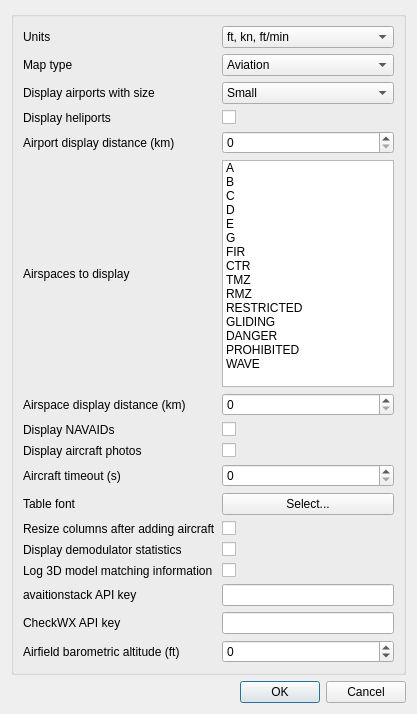
First picture: the form in plugins/channelrx/demodadsb/adsbdemoddisplaydialog.ui, repository f4exb/sdrangel, before the edit.
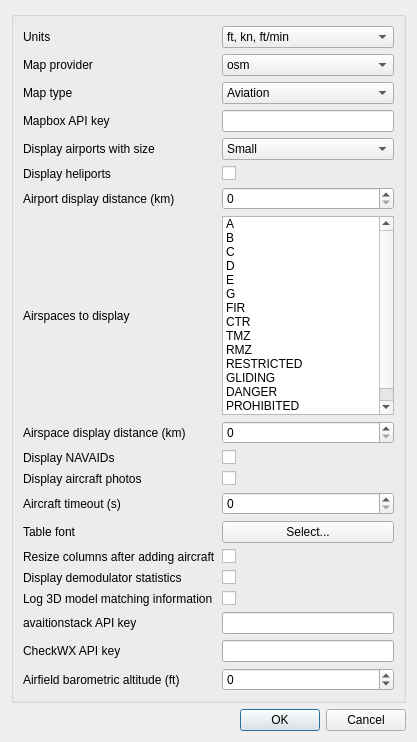
Second picture: the form after the edit.

The edit to the form file:
```diff
--- a/plugins/channelrx/demodadsb/adsbdemoddisplaydialog.ui
+++ b/plugins/channelrx/demodadsb/adsbdemoddisplaydialog.ui
@@ -7,7 +7,7 @@
     <x>0</x>
     <y>0</y>
     <width>417</width>
-    <height>714</height>
+    <height>742</height>
    </rect>
   </property>
   <property name="font">
@@ -22,7 +22,166 @@
    <item>
     <widget class="QGroupBox" name="groupBox">
      <layout class="QGridLayout" name="gridLayout">
+      <item row="20" column="1">
+       <widget class="QSpinBox" name="airfieldElevation">
+        <property name="toolTip">
+         <string>Barometric altitude reported by aircraft when on airfield surface</string>
+        </property>
+        <property name="minimum">
+         <number>-10000</number>
+        </property>
+        <property name="maximum">
+         <number>30000</number>
+        </property>
+        <property name="singleStep">
+         <number>10</number>
+        </property>
+       </widget>
+      </item>
+      <item row="9" column="0">
+       <widget class="QLabel" name="displayNavAids">
+        <property name="text">
+         <string>Display NAVAIDs</string>
+        </property>
+       </widget>
+      </item>
       <item row="10" column="1">
+       <widget class="QCheckBox" name="photos">
+        <property name="toolTip">
+         <string>Download and display photos of highlighted aircraft</string>
+        </property>
+        <property name="text">
+         <string/>
+        </property>
+       </widget>
+      </item>
+      <item row="15" column="1">
+       <widget class="QCheckBox" name="autoResizeTableColumns">
+        <property name="toolTip">
+         <string>Resize the columns in the table after an aircraft is added to it</string>
+        </property>
+        <property name="text">
+         <string/>
+        </property>
+       </widget>
+      </item>
+      <item row="17" column="1">
+       <widget class="QCheckBox" name="verboseModelMatching">
+        <property name="toolTip">
+         <string>Log information about how aircraft are matched to 3D models</string>
+        </property>
+        <property name="text">
+         <string/>
+        </property>
+       </widget>
+      </item>
+      <item row="8" column="1">
+       <widget class="QSpinBox" name="airspaceRange">
+        <property name="toolTip">
+         <string>Displays airspace within the specified distance in kilometres from My Position</string>
+        </property>
+        <property name="maximum">
+         <number>20000</number>
+        </property>
+       </widget>
+      </item>
+      <item row="16" column="0">
+       <widget class="QLabel" name="displayStatsLabel">
+        <property name="text">
+         <string>Display demodulator statistics</string>
+        </property>
+       </widget>
+      </item>
+      <item row="9" column="1">
+       <widget class="QCheckBox" name="navAids">
+        <property name="toolTip">
+         <string>Display NAVAIDs such as VORs and NDBs</string>
+        </property>
+        <property name="text">
+         <string/>
+        </property>
+       </widget>
+      </item>
+      <item row="2" column="0">
+       <widget class="QLabel" name="mapTypeLabel">
+        <property name="text">
+         <string>Map type</string>
+        </property>
+       </widget>
+      </item>
+      <item row="6" column="0">
+       <widget class="QLabel" name="airportRangeLabel">
+        <property name="text">
+         <string>Airport display distance (km)</string>
+        </property>
+       </widget>
+      </item>
+      <item row="2" column="1">
+       <widget class="QComboBox" name="mapType">
+        <property name="toolTip">
+         <string>Type of map to display (for osm maps)</string>
+        </property>
+        <item>
+         <property name="text">
+          <string>Aviation</string>
+         </property>
+        </item>
+        <item>
+         <property name="text">
+          <string>Aviation (Dark)</string>
+         </property>
+        </item>
+        <item>
+         <property name="text">
+          <string>Street</string>
+         </property>
+        </item>
+        <item>
+         <property name="text">
+          <string>Satellite</string>
+         </property>
+        </item>
+       </widget>
+      </item>
+      <item row="4" column="0">
+       <widget class="QLabel" name="airportSizeLabel">
+        <property name="text">
+         <string>Display airports with size</string>
+        </property>
+       </widget>
+      </item>
+      <item row="11" column="0">
+       <widget class="QLabel" name="timeoutLabel">
+        <property name="text">
+         <string>Aircraft timeout (s)</string>
+        </property>
+       </widget>
+      </item>
+      <item row="19" column="0">
+       <widget class="QLabel" name="checkWXAPIKeyLabel">
+        <property name="text">
+         <string>CheckWX API key</string>
+        </property>
+       </widget>
+      </item>
+      <item row="5" column="0">
+       <widget class="QLabel" name="heliportsLabel">
+        <property name="text">
+         <string>Display heliports</string>
+        </property>
+       </widget>
+      </item>
+      <item row="11" column="1">
+       <widget class="QSpinBox" name="timeout">
+        <property name="toolTip">
+         <string>How long in seconds after not receiving any frames will an aircraft be removed from the table and map</string>
+        </property>
+        <property name="maximum">
+         <number>1000000</number>
+        </property>
+       </widget>
+      </item>
+      <item row="12" column="1">
        <widget class="QPushButton" name="font">
         <property name="toolTip">
          <string>Select a font for the table</string>
@@ -32,14 +191,14 @@
         </property>
        </widget>
       </item>
-      <item row="15" column="0">
+      <item row="17" column="0">
        <widget class="QLabel" name="verboseModelMatchingLabel">
         <property name="text">
          <string>Log 3D model matching information</string>
         </property>
        </widget>
       </item>
-      <item row="13" column="0">
+      <item row="15" column="0">
        <widget class="QLabel" name="autoResizeTableColumnsLabel">
         <property name="text">
          <string>Resize columns after adding aircraft</string>
@@ -63,7 +222,7 @@
         </item>
        </widget>
       </item>
-      <item row="2" column="1">
+      <item row="4" column="1">
        <widget class="QComboBox" name="airportSize">
         <property name="toolTip">
          <string>Sets the minimum airport size that will be displayed on the map</string>
@@ -85,43 +244,51 @@
         </item>
        </widget>
       </item>
-      <item row="18" column="1">
-       <widget class="QSpinBox" name="airfieldElevation">
+      <item row="1" column="1">
+       <widget class="QComboBox" name="mapProvider">
         <property name="toolTip">
          <string>Barometric altitude reported by aircraft when on airfield surface</string>
         </property>
-        <property name="minimum">
-         <number>-10000</number>
-        </property>
-        <property name="maximum">
-         <number>30000</number>
-        </property>
-        <property name="singleStep">
-         <number>10</number>
-        </property>
+        <item>
+         <property name="text">
+          <string>osm</string>
+         </property>
+        </item>
+        <item>
+         <property name="text">
+          <string>mapboxgl</string>
+         </property>
+        </item>
        </widget>
       </item>
-      <item row="6" column="0">
+      <item row="8" column="0">
        <widget class="QLabel" name="airspaceRangeLabel">
         <property name="text">
          <string>Airspace display distance (km)</string>
         </property>
        </widget>
       </item>
-      <item row="16" column="1">
+      <item row="18" column="1">
        <widget class="QLineEdit" name="aviationstackAPIKey">
         <property name="toolTip">
          <string>aviationstack.com API key for accessing flight information</string>
         </property>
        </widget>
       </item>
-      <item row="16" column="0">
+      <item row="18" column="0">
        <widget class="QLabel" name="aviationstackAPIKeyLabel">
         <property name="text">
          <string>avaitionstack API key</string>
         </property>
        </widget>
       </item>
+      <item row="1" column="0">
+       <widget class="QLabel" name="mapProviderLabel">
+        <property name="text">
+         <string>Map provider</string>
+        </property>
+       </widget>
+      </item>
       <item row="0" column="0">
        <widget class="QLabel" name="unitsLabel">
         <property name="text">
@@ -129,24 +296,7 @@
         </property>
        </widget>
       </item>
-      <item row="7" column="0">
-       <widget class="QLabel" name="displayNavAids">
-        <property name="text">
-         <string>Display NAVAIDs</string>
-        </property>
-       </widget>
-      </item>
-      <item row="8" column="1">
-       <widget class="QCheckBox" name="photos">
-        <property name="toolTip">
-         <string>Download and display photos of highlighted aircraft</string>
-        </property>
-        <property name="text">
-         <string/>
-        </property>
-       </widget>
-      </item>
-      <item row="14" column="1">
+      <item row="16" column="1">
        <widget class="QCheckBox" name="displayStats">
         <property name="sizePolicy">
          <sizepolicy hsizetype="Expanding" vsizetype="Fixed">
@@ -162,17 +312,7 @@
         </property>
        </widget>
       </item>
-      <item row="13" column="1">
-       <widget class="QCheckBox" name="autoResizeTableColumns">
-        <property name="toolTip">
-         <string>Resize the columns in the table after an aircraft is added to it</string>
-        </property>
-        <property name="text">
-         <string/>
-        </property>
-       </widget>
-      </item>
-      <item row="4" column="1">
+      <item row="6" column="1">
        <widget class="QSpinBox" name="airportRange">
         <property name="toolTip">
          <string>Displays airports within the specified distance in kilometres from My Position</string>
@@ -182,99 +322,21 @@
         </property>
        </widget>
       </item>
-      <item row="15" column="1">
-       <widget class="QCheckBox" name="verboseModelMatching">
-        <property name="toolTip">
-         <string>Log information about how aircraft are matched to 3D models</string>
-        </property>
-        <property name="text">
-         <string/>
-        </property>
-       </widget>
-      </item>
-      <item row="6" column="1">
-       <widget class="QSpinBox" name="airspaceRange">
-        <property name="toolTip">
-         <string>Displays airspace within the specified distance in kilometres from My Position</string>
-        </property>
-        <property name="maximum">
-         <number>20000</number>
-        </property>
-       </widget>
-      </item>
-      <item row="1" column="0">
-       <widget class="QLabel" name="mapTypeLabel">
-        <property name="text">
-         <string>Map type</string>
-        </property>
-       </widget>
-      </item>
-      <item row="7" column="1">
-       <widget class="QCheckBox" name="navAids">
-        <property name="toolTip">
-         <string>Display NAVAIDs such as VORs and NDBs</string>
-        </property>
-        <property name="text">
-         <string/>
-        </property>
-       </widget>
-      </item>
-      <item row="14" column="0">
-       <widget class="QLabel" name="displayStatsLabel">
-        <property name="text">
-         <string>Display demodulator statistics</string>
-        </property>
-       </widget>
-      </item>
-      <item row="10" column="0">
+      <item row="12" column="0">
        <widget class="QLabel" name="fontLabel">
         <property name="text">
          <string>Table font</string>
         </property>
        </widget>
       </item>
-      <item row="4" column="0">
-       <widget class="QLabel" name="airportRangeLabel">
-        <property name="text">
-         <string>Airport display distance (km)</string>
-        </property>
-       </widget>
-      </item>
-      <item row="8" column="0">
+      <item row="10" column="0">
        <widget class="QLabel" name="photosLabel">
         <property name="text">
          <string>Display aircraft photos</string>
         </property>
        </widget>
       </item>
-      <item row="1" column="1">
-       <widget class="QComboBox" name="mapType">
-        <property name="toolTip">
-         <string>Type of map to display</string>
-        </property>
-        <item>
-         <property name="text">
-          <string>Aviation</string>
-         </property>
-        </item>
-        <item>
-         <property name="text">
-          <string>Aviation (Dark)</string>
-         </property>
-        </item>
-        <item>
-         <property name="text">
-          <string>Street</string>
-         </property>
-        </item>
-        <item>
-         <property name="text">
-          <string>Satellite</string>
-         </property>
-        </item>
-       </widget>
-      </item>
-      <item row="5" column="1">
+      <item row="7" column="1">
        <widget class="QListWidget" name="airspaces">
         <property name="toolTip">
          <string>Airspace categories to display</string>
@@ -431,21 +493,14 @@
         </item>
        </widget>
       </item>
-      <item row="2" column="0">
-       <widget class="QLabel" name="airportSizeLabel">
-        <property name="text">
-         <string>Display airports with size</string>
+      <item row="19" column="1">
+       <widget class="QLineEdit" name="checkWXAPIKey">
+        <property name="toolTip">
+         <string>checkwxapi.com API key for accessing airport weather (METARs)</string>
         </property>
        </widget>
       </item>
-      <item row="9" column="0">
-       <widget class="QLabel" name="timeoutLabel">
-        <property name="text">
-         <string>Aircraft timeout (s)</string>
-        </property>
-       </widget>
-      </item>
-      <item row="3" column="1">
+      <item row="5" column="1">
        <widget class="QCheckBox" name="heliports">
         <property name="toolTip">
          <string>When checked, heliports are displayed on the map</string>
@@ -455,46 +510,29 @@
         </property>
        </widget>
       </item>
-      <item row="3" column="0">
-       <widget class="QLabel" name="heliportsLabel">
-        <property name="text">
-         <string>Display heliports</string>
-        </property>
-       </widget>
-      </item>
-      <item row="9" column="1">
-       <widget class="QSpinBox" name="timeout">
-        <property name="toolTip">
-         <string>How long in seconds after not receiving any frames will an aircraft be removed from the table and map</string>
-        </property>
-        <property name="maximum">
-         <number>1000000</number>
-        </property>
-       </widget>
-      </item>
-      <item row="18" column="0">
+      <item row="20" column="0">
        <widget class="QLabel" name="airfieldElevationLabel">
         <property name="text">
          <string>Airfield barometric altitude (ft)</string>
         </property>
        </widget>
       </item>
-      <item row="5" column="0">
+      <item row="7" column="0">
        <widget class="QLabel" name="airspacesLabel">
         <property name="text">
          <string>Airspaces to display</string>
         </property>
        </widget>
       </item>
-      <item row="17" column="0">
-       <widget class="QLabel" name="checkWXAPIKeyLabel">
+      <item row="3" column="0">
+       <widget class="QLabel" name="mapBoxAPIKeyLabel">
         <property name="text">
-         <string>CheckWX API key</string>
+         <string>Mapbox API key</string>
         </property>
        </widget>
       </item>
-      <item row="17" column="1">
-       <widget class="QLineEdit" name="checkWXAPIKey">
+      <item row="3" column="1">
+       <widget class="QLineEdit" name="mapBoxAPIKey">
         <property name="toolTip">
          <string>checkwxapi.com API key for accessing airport weather (METARs)</string>
         </property>
```
Left out of the diff: 6 changed lines with no effect on the pictures.
